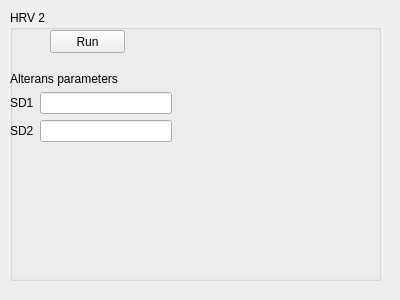
Qt form EcgApplicationCore/View/hrv2_gui.ui (KuleszIB/EcgAppCore) before a commit.
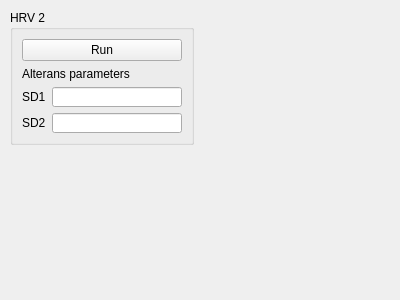
The same form after that commit.

```diff
--- a/EcgApplicationCore/View/hrv2_gui.ui
+++ b/EcgApplicationCore/View/hrv2_gui.ui
@@ -18,35 +18,24 @@
     <rect>
      <x>10</x>
      <y>10</y>
-     <width>371</width>
-     <height>271</height>
+     <width>184</width>
+     <height>135</height>
     </rect>
    </property>
    <property name="title">
     <string>HRV 2</string>
    </property>
+   <layout class="QGridLayout" name="gridLayout_2">
+    <item row="0" column="0">
+     <layout class="QGridLayout" name="gridLayout">
+      <item row="0" column="0">
    <widget class="QPushButton" name="pushButton_RUN">
-    <property name="geometry">
-     <rect>
-      <x>40</x>
-      <y>20</y>
-      <width>75</width>
-      <height>23</height>
-     </rect>
-    </property>
     <property name="text">
      <string>Run</string>
     </property>
    </widget>
-   <widget class="QWidget" name="layoutWidget">
-    <property name="geometry">
-     <rect>
-      <x>0</x>
-      <y>61</y>
-      <width>162</width>
-      <height>71</height>
-     </rect>
-    </property>
+      </item>
+      <item row="1" column="0">
     <layout class="QVBoxLayout" name="verticalLayout">
      <item>
       <widget class="QLabel" name="label">
@@ -84,7 +73,10 @@
       </layout>
      </item>
     </layout>
-   </widget>
+      </item>
+     </layout>
+    </item>
+   </layout>
   </widget>
  </widget>
  <resources/>
```
Lines whose indentation alone changed are shown as unchanged.
